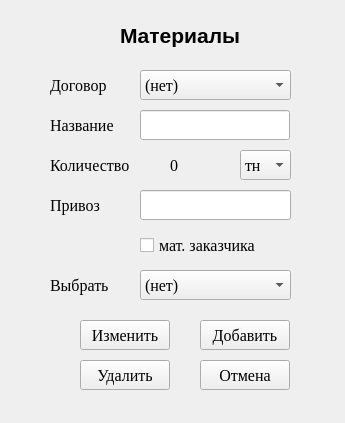
Qt form notebook/sourse/ui_files/new_materials.ui (SmolPO/my_helper) before a commit.
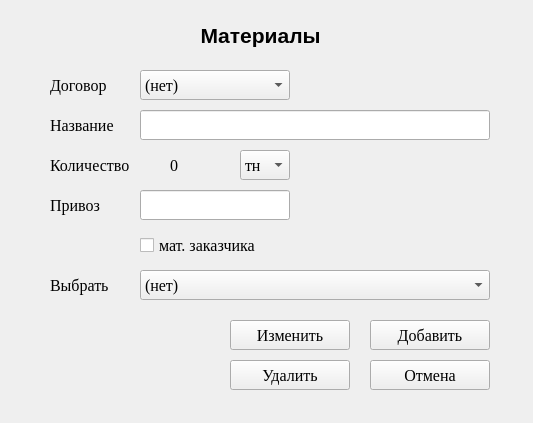
The same form after that commit.

Patch:
```diff
--- a/notebook/sourse/ui_files/new_materials.ui
+++ b/notebook/sourse/ui_files/new_materials.ui
@@ -6,7 +6,7 @@
    <rect>
     <x>0</x>
     <y>0</y>
-    <width>345</width>
+    <width>533</width>
     <height>423</height>
    </rect>
   </property>
@@ -16,9 +16,9 @@
   <widget class="QLabel" name="label_6">
    <property name="geometry">
     <rect>
-     <x>120</x>
+     <x>10</x>
      <y>10</y>
-     <width>141</width>
+     <width>501</width>
      <height>51</height>
     </rect>
    </property>
@@ -31,13 +31,16 @@
    <property name="text">
     <string>Материалы</string>
    </property>
+   <property name="alignment">
+    <set>Qt::AlignCenter</set>
+   </property>
   </widget>
   <widget class="QPushButton" name="b_ok">
    <property name="geometry">
     <rect>
-     <x>200</x>
+     <x>370</x>
      <y>320</y>
-     <width>90</width>
+     <width>120</width>
      <height>30</height>
     </rect>
    </property>
@@ -55,9 +58,9 @@
   <widget class="QPushButton" name="b_cancel">
    <property name="geometry">
     <rect>
-     <x>200</x>
+     <x>370</x>
      <y>360</y>
-     <width>90</width>
+     <width>120</width>
      <height>30</height>
     </rect>
    </property>
@@ -77,7 +80,7 @@
     <rect>
      <x>140</x>
      <y>270</y>
-     <width>151</width>
+     <width>350</width>
      <height>30</height>
     </rect>
    </property>
@@ -119,7 +122,7 @@
     <rect>
      <x>140</x>
      <y>110</y>
-     <width>150</width>
+     <width>350</width>
      <height>30</height>
     </rect>
    </property>
@@ -176,7 +179,7 @@
     <rect>
      <x>140</x>
      <y>190</y>
-     <width>151</width>
+     <width>150</width>
      <height>30</height>
     </rect>
    </property>
@@ -233,7 +236,7 @@
     <rect>
      <x>140</x>
      <y>70</y>
-     <width>151</width>
+     <width>150</width>
      <height>30</height>
     </rect>
    </property>
@@ -273,9 +276,9 @@
   <widget class="QPushButton" name="b_kill">
    <property name="geometry">
     <rect>
-     <x>80</x>
+     <x>230</x>
      <y>360</y>
-     <width>90</width>
+     <width>120</width>
      <height>30</height>
     </rect>
    </property>
@@ -295,7 +298,7 @@
     <rect>
      <x>140</x>
      <y>230</y>
-     <width>141</width>
+     <width>151</width>
      <height>30</height>
     </rect>
    </property>
@@ -315,7 +318,7 @@
     <rect>
      <x>240</x>
      <y>150</y>
-     <width>51</width>
+     <width>50</width>
      <height>30</height>
     </rect>
    </property>
@@ -385,9 +388,9 @@
   <widget class="QPushButton" name="b_change">
    <property name="geometry">
     <rect>
-     <x>80</x>
+     <x>230</x>
      <y>320</y>
-     <width>90</width>
+     <width>120</width>
      <height>30</height>
     </rect>
    </property>
```
